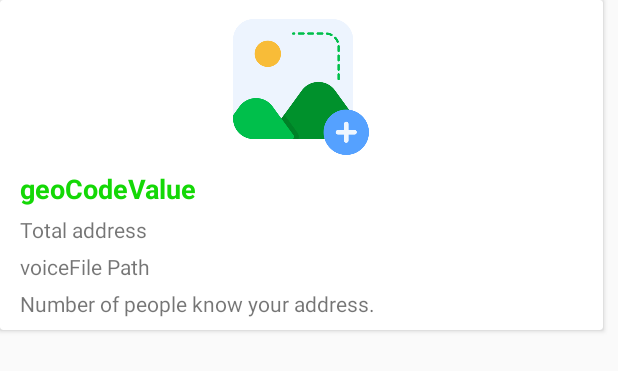
After one commit to Jabiullah/ShohozThikana, an Android app: the layout geolist.xml on its own in the app's theme, with its tools: preview values and no code run, on a phone screen of 412 x 824 dp. The commit adds this screen. Shown: the top 371 px of the screen. Run offline under Robolectric (Android 15) with nearby library versions, the phone set to English and light mode, and no system bars; network calls fail.

Commit message:
GeoList (geocode and address) display

```diff
--- a/app/build.gradle
+++ b/app/build.gradle
@@ -35,6 +35,7 @@ dependencies {
     implementation 'com.google.firebase:firebase-auth:21.1.0'
     // Import the BoM for the Firebase platform
     implementation platform('com.google.firebase:firebase-bom:31.0.2')
+    implementation 'com.android.volley:volley:1.2.1'
     //floating Button
     testImplementation 'junit:junit:4.13.2'
     implementation 'com.google.android.gms:play-services-maps:18.1.0'
--- a/app/src/main/java/com/example/myapplication/URLs.java
+++ b/app/src/main/java/com/example/myapplication/URLs.java
@@ -1,7 +1,7 @@
 package com.example.myapplication;
 
 public class URLs {
-    private static final String ROOT_URL = "http://192.168.1.11/bashakoi/";
+    private static final String ROOT_URL = "http://192.168.1.3/bashakoi/";
 
     public static final String URL_AUTH                 =  ROOT_URL + "Authentication.php?" ;
     public static final String URL_R_EMAIL              =  ROOT_URL + "RecoveryEmail.php?" ;
@@ -9,5 +9,5 @@ public class URLs {
     public static final String URL_PROFILE              =  ROOT_URL + "ProfileUpdate.php?" ;
     public static final String URL_IMAGE                =  ROOT_URL + "UploadImage.php?" ;
     public static final String URL_GEOCODE              =  ROOT_URL + "GeoCode.php?" ;
-
+    public static final String URL_GEOCODE_DISPLAY      =  ROOT_URL + "GeoCodeDisplay.php?user_id=" ;
 }
--- /dev/null
+++ b/app/src/main/res/layout/geolist.xml
@@ -0,0 +1,61 @@
+<?xml version="1.0" encoding="utf-8"?>
+<LinearLayout xmlns:android="http://schemas.android.com/apk/res/android"
+    android:layout_width="match_parent"
+    android:layout_height="match_parent">
+
+    <androidx.cardview.widget.CardView
+        android:layout_width="match_parent"
+        android:layout_height="wrap_content"
+        android:layout_marginRight="10sp"
+        >
+        <RelativeLayout
+            android:layout_width="match_parent"
+            android:layout_height="match_parent"
+            android:padding="8dp">
+            <ImageView
+                android:id="@+id/imageOfHouse"
+                android:layout_width="100dp"
+                android:layout_height="100dp"
+                android:src="@drawable/addimage"
+                android:layout_centerHorizontal="true"
+                android:scaleType="centerCrop"/>
+            <TextView
+                android:id="@+id/geoCodeValue"
+                android:layout_width="match_parent"
+                android:layout_height="wrap_content"
+                android:textStyle="bold"
+                android:textSize="18sp"
+                android:textColor="@color/green"
+                android:layout_marginLeft="5dp"
+                android:layout_marginTop="5dp"
+                android:layout_below="@+id/imageOfHouse"
+                android:text="geoCodeValue" />
+            <TextView
+                android:id="@+id/address"
+                android:layout_width="wrap_content"
+                android:layout_height="wrap_content"
+                android:layout_below="@id/geoCodeValue"
+                android:layout_marginLeft="5dp"
+                android:layout_marginTop="5dp"
+                android:text="Total address" />
+            <TextView
+                android:id="@+id/voiceFile"
+                android:layout_width="wrap_content"
+                android:layout_height="wrap_content"
+                android:layout_below="@id/address"
+                android:layout_marginLeft="5dp"
+                android:layout_marginTop="5dp"
+                android:text="voiceFile Path" />
+
+            <TextView
+                android:id="@+id/viewNumber"
+                android:layout_width="wrap_content"
+                android:layout_height="wrap_content"
+                android:layout_below="@id/voiceFile"
+                android:layout_marginLeft="5dp"
+                android:layout_marginTop="5dp"
+                android:text="Number of people know your address." />
+        </RelativeLayout>
+    </androidx.cardview.widget.CardView>
+
+</LinearLayout>
--- a/app/src/main/res/values/strings.xml
+++ b/app/src/main/res/values/strings.xml
@@ -36,4 +36,5 @@
     <string name="imageSkip">দরকার নেই এখন</string>
     <string name="voicePageBtn">রেকর্ড শুরু করুন</string>
     <string name="commonCase">একটি সহজ নাম দিন </string>
+    <string name="GeoLocationList">আপনার সকল সহজ ঠিকানা এখানে</string>
 </resources>
```
Also changed, not shown: app/src/main/AndroidManifest.xml (+11 -5 lines), app/src/main/java/com/example/myapplication/GeoList.java (added, +78 -0 lines), app/src/main/java/com/example/myapplication/GeoLocationAdapter.java (added, +46 -0 lines), app/src/main/java/com/example/myapplication/GeoLocationDetails.java (added, +24 -0 lines), app/src/main/java/com/example/myapplication/homePage.java (+14 -4 lines), app/src/main/res/layout/activity_geo_list.xml (added, +64 -0 lines), app/src/main/res/layout/activity_home_page.xml (+13 -1 lines), app/src/main/res/drawable/geoloc.jpg (added).
